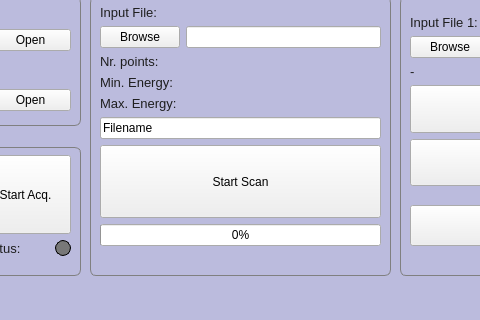
First picture: the form in qt_window/main.ui, repository lnls-ids/ER2LS, before the edit; both pictures show x 290 to 770 and y 415 to 735 of the 1252 by 735 pixel window.
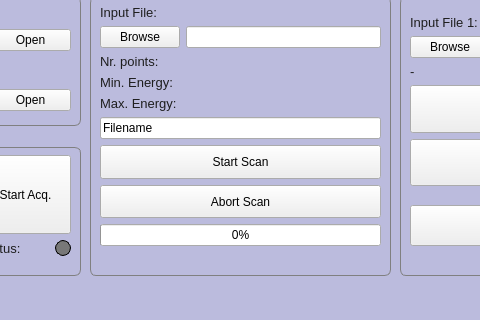
Second picture: the form after the edit. Icons and pictures are not drawn.

Commit message: add stop scan and thread

Patch:
```diff
--- a/qt_window/main.ui
+++ b/qt_window/main.ui
@@ -1128,6 +1128,19 @@
         </property>
        </widget>
       </item>
+      <item>
+       <widget class="QPushButton" name="AbortScanButton">
+        <property name="sizePolicy">
+         <sizepolicy hsizetype="Expanding" vsizetype="Expanding">
+          <horstretch>0</horstretch>
+          <verstretch>0</verstretch>
+         </sizepolicy>
+        </property>
+        <property name="text">
+         <string>Abort Scan</string>
+        </property>
+       </widget>
+      </item>
       <item>
        <widget class="QProgressBar" name="progressBar">
         <property name="sizePolicy">
```
The commit also changes 9 other files.
